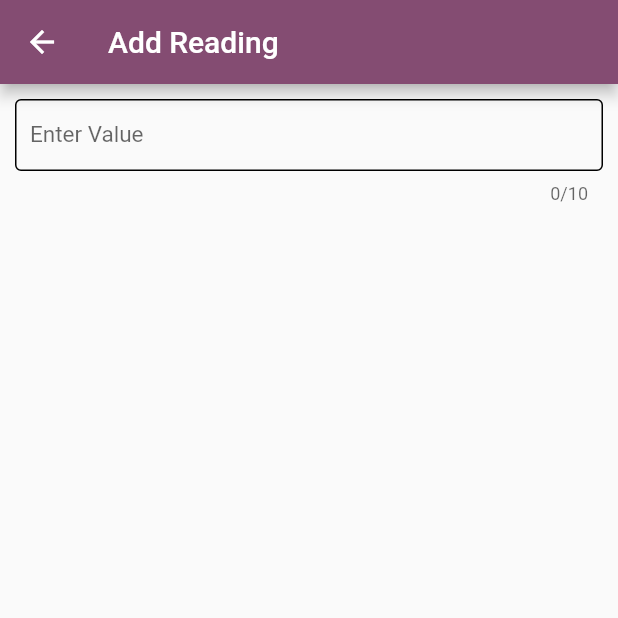
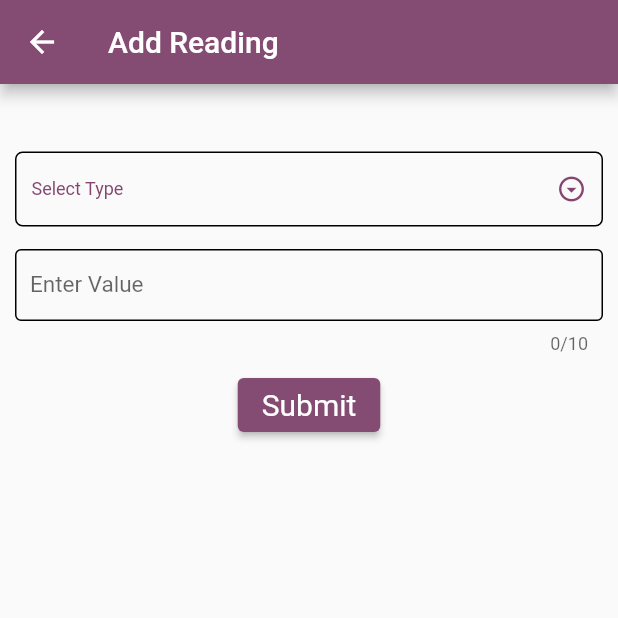
Before and after one commit to krishnaji-yedlapalli/diabetes, a Flutter app: the AddReading screen opened directly, on a phone screen of 412 x 824 dp, the top half of it. Run offline on Flutter 3.47's test engine with Material 2 defaults, Android fonts, the phone set to English and light mode, and no system bars; our stand-ins replace connectivity_plus, dio, shared_preferences, sqflite; accounts and stored records are empty; Roboto replaces fonts that are missing (Segoe UI).

Commit message:
Integrated offline api for Add reading screen

```diff
--- a/lib/mixin/common_mixin.dart
+++ b/lib/mixin/common_mixin.dart
@@ -1,3 +1,5 @@
+import 'package:flutter/material.dart';
+
 mixin CommonMixin {
 
   String? passwordValidator(String? value) {
@@ -45,4 +47,17 @@ mixin CommonMixin {
     return null;
   }
 
+  DropdownMenuItem dropDownMenuItems(String id, String value) {
+    return DropdownMenuItem(
+      value: id,
+      child: Padding(
+        padding: const EdgeInsets.symmetric(horizontal: 5),
+        child: Text(
+          '$value',
+          textAlign: TextAlign.center,
+        ),
+      ),
+    );
+  }
+
 }
--- a/lib/providers/diabetes.dart
+++ b/lib/providers/diabetes.dart
@@ -1,5 +1,60 @@
+import 'package:diabetes_tracker/repository/diabetes_repo.dart';
 import 'package:flutter/material.dart';
+import 'package:provider/provider.dart';
+
+import 'authentication.dart';
 
 class DiabetesProvider with ChangeNotifier {
 
+  List dropDownItems = [
+    {
+      'id' : 'beforeMeals',
+      'name' : 'Before Meals'
+    },
+    {
+      'id' : 'afterMeals',
+      'name' : 'After Meals'
+    }
+  ];
+
+  String? _selectedDropDownId;
+
+  String? get getDropDownId => _selectedDropDownId;
+
+
+  Future<void> addReading(BuildContext context, Map body) async {
+
+    try{
+      body.addAll({
+        'mobileNumber' : Provider.of<AuthenticationProvider>(context, listen:  false).userDetails?['mobileNumber'],
+        'mealType' : _selectedDropDownId,
+        'dateTime' : DateTime.now().toString()
+      });
+      var response = await DiabetesRepository().addReading(body);
+      if(response != null){
+        print('error');
+      }
+    } catch(e,s){
+
+    }
+  }
+
+  Future<void> fetchReading(Map query) async {
+    try{
+      var response = await DiabetesRepository().fetchReadings(query);
+    } catch(e,s){
+
+    }
+  }
+
+  void onChangeOfDropDown(BuildContext context, String id) {
+    setDropDownId = id;
+    print(id);
+    notifyListeners();
+  }
+
+  set setDropDownId(String id) {
+    _selectedDropDownId = id;
+    notifyListeners();
+  }
 }
--- a/lib/repository/diabetes_repo.dart
+++ b/lib/repository/diabetes_repo.dart
@@ -2,7 +2,6 @@
 import 'package:diabetes_tracker/services/base_service.dart';
 import 'package:flutter/material.dart';
 
-import '../provider.dart';
 import '../services/urls.dart';
 import '../utils/enums.dart';
 
--- a/lib/screens/add_reading.dart
+++ b/lib/screens/add_reading.dart
@@ -1,6 +1,9 @@
 import 'package:diabetes_tracker/mixin/common_mixin.dart';
 import 'package:flutter/material.dart';
 import 'package:flutter/services.dart';
+import 'package:provider/provider.dart';
+import '../providers/diabetes.dart';
+import '../widgets/drop_down.dart';
 import '../widgets/text_field.dart';
 
 class AddReading extends StatefulWidget {
@@ -23,16 +26,23 @@ class _AddReadingState extends State<AddReading> with CommonMixin {
       appBar: AppBar(
         title: Text('Add Reading'),
       ),
-      body: Column(
+      body: Padding(
+        padding: const EdgeInsets.symmetric(vertical: 40.0),
+        child: Column(
           children: [
-          // Consumer<DropDownProvider>(
-          //     builder: (context, provider, child) {
-          //       return DropDown(
-          //           id: provider.stockReceiveTypeId,
-          //           items: provider.stockReceiveTypeList.map((e) => dropDownMenuItems(e.id, e.name)).toList(),
-          //           callback: (id) => provider.onChangeOfStockReceiveType(context, _stockUsersStreamCtrl, _goDownsBasedOnTypeStreamCtrl, id),
-          //           label: 'Select Type');
-          //     }),
+            Consumer<DiabetesProvider>(
+                builder: (context, provider, child) {
+                  return DropDown(
+                    id: provider.getDropDownId,
+                    items: provider.dropDownItems.map((e) => dropDownMenuItems(e['id'], e['name'])).toList(), // stockReceiveTypeList.map((e) => dropDownMenuItems(e.id, e.name)).toList()
+                    callback: (id) => provider.onChangeOfDropDown(context, id),
+                    label: 'Select Type', width: MediaQuery.of(context).size.width - 20,);
+                }),
+            Form(
+              key: _formKey,
+              autovalidateMode: autoValidate ? AutovalidateMode.always : AutovalidateMode.disabled,
+              child:  Column(
+                children: [
                   InputTextField(
                       ctrl: decimalValueCtrl,
                       labelText: 'Enter Value',
@@ -40,8 +50,25 @@ class _AddReadingState extends State<AddReading> with CommonMixin {
                       inputType: TextInputType.number,
                       inputFormatters: [FilteringTextInputFormatter.digitsOnly],
                       maxLength: 10),
+                  ElevatedButton(
+                    style: TextButton.styleFrom(
+                      textStyle: const TextStyle(fontSize: 20),
+                    ),
+                    onPressed: onTapOfSubmit,
+                    child: const Text('Submit'),
+                  ),
                 ],
+              ),
+            )
+          ],
+        ),
       ),
     );
   }
+
+  void onTapOfSubmit(){
+    Provider.of<DiabetesProvider>(context, listen: false).addReading(context, {
+      'reading' : double.parse(decimalValueCtrl.text.trim()),
+    });
   }
+}
--- a/lib/screens/authentication/login.dart
+++ b/lib/screens/authentication/login.dart
@@ -83,7 +83,7 @@ class _LoginPageState extends State<LoginPage> with CommonMixin {
       return;
     } else {
       Provider.of<AuthenticationProvider>(context, listen:  false).validateLogin(context, {
-        'mobileNumber' : mobileNumberCtrl.text.trim(),
+        'mobileNumber' : int.parse(mobileNumberCtrl.text.trim()),
         'password' : pwdCtrl.text.trim()
       });
     }
--- a/lib/widgets/drop_down.dart
+++ b/lib/widgets/drop_down.dart
@@ -19,9 +19,10 @@ class _DropDownState extends State<DropDown> {
       margin: EdgeInsets.symmetric(vertical: 5, horizontal: 8),
       padding: EdgeInsets.symmetric(horizontal: 10),
       decoration: BoxDecoration(
-        border: Border.all(color: Colors.grey.withOpacity(0.6), width: 1),
+          border: Border.all(color: Colors.black, width: 1),
+          borderRadius: BorderRadius.all(Radius.circular(5.0))
       ),
-      height: 35,
+      height: 50,
       width: widget.width,
       alignment: Alignment.center,
       child: DropdownButton<dynamic>(
```
Also changed, not shown: lib/main.dart (+28 -3 lines), lib/provider.dart (deleted, +0 -50 lines), lib/providers/authentication.dart (+34 -5 lines), lib/repository/authentication_repo.dart (+1 -6 lines), lib/screens/authentication/register.dart (+4 -3 lines), lib/services/db/authentication_db_handler.dart (+5 -4 lines), lib/services/db/diabetes_db_handler.dart (+20 -4 lines), lib/services/db/offline_api_handler.dart (+7 -3 lines), 1 other file. Lines whose indentation alone changed are shown as unchanged.
